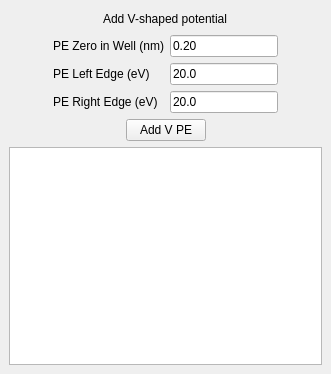
Above: src/AddVpeDock.ui from dukecld/QuantumWell before the change. Below: the same form after it.
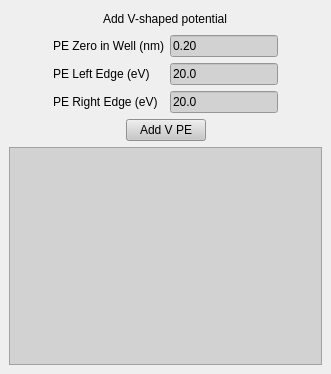
That is the form after the change.

The edit to the form file:
```diff
--- a/src/AddVpeDock.ui
+++ b/src/AddVpeDock.ui
@@ -10,6 +10,25 @@
     <height>374</height>
    </rect>
   </property>
+  <property name="styleSheet">
+   <string notr="true">
+QLineEdit, QTextEdit, QComboBox
+{
+	
+	
+	background-color: rgb(210, 210, 210);
+}
+QPushButton
+{
+	
+	background-color: rgb(200, 200, 200);
+}
+QLabel
+{
+
+}
+</string>
+  </property>
   <property name="features">
    <set>QDockWidget::DockWidgetFloatable|QDockWidget::DockWidgetMovable</set>
   </property>
```
